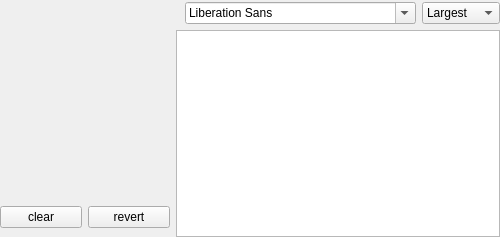
First picture: the form in src/gui/character_pad/hand_writing.ui, repository niw/mozc, before the edit.
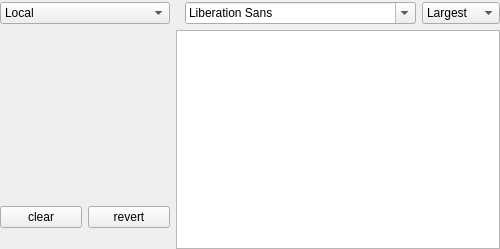
Second picture: the form after the edit. Custom widgets are drawn as their Qt base class.

The edit to the form file:
```diff
--- a/src/gui/character_pad/hand_writing.ui
+++ b/src/gui/character_pad/hand_writing.ui
@@ -7,7 +7,7 @@
     <x>0</x>
     <y>0</y>
     <width>500</width>
-    <height>237</height>
+    <height>249</height>
    </rect>
   </property>
   <property name="windowTitle">
@@ -139,6 +139,20 @@
         </property>
        </spacer>
       </item>
+      <item row="0" column="0">
+       <widget class="QComboBox" name="handwritingSourceComboBox">
+        <item>
+         <property name="text">
+          <string>Local</string>
+         </property>
+        </item>
+        <item>
+         <property name="text">
+          <string>Cloud</string>
+         </property>
+        </item>
+       </widget>
+      </item>
      </layout>
     </item>
    </layout>
```
